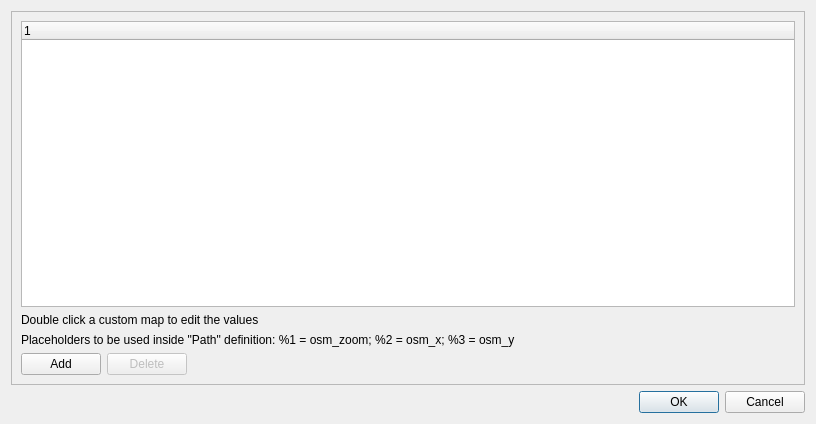
Qt form src/IDlgMapOSMConfig.ui (ntruchsess/QLandkarteGT) before a commit.
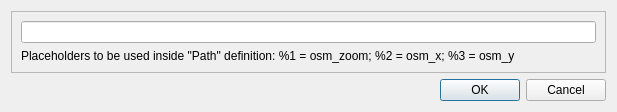
The same form after that commit.

Patch:
```diff
--- a/src/IDlgMapOSMConfig.ui
+++ b/src/IDlgMapOSMConfig.ui
@@ -6,8 +6,8 @@
    <rect>
     <x>0</x>
     <y>0</y>
-    <width>816</width>
-    <height>424</height>
+    <width>617</width>
+    <height>93</height>
    </rect>
   </property>
   <property name="windowTitle">
@@ -24,20 +24,7 @@
      </property>
      <layout class="QVBoxLayout" name="verticalLayout_2">
       <item>
-       <widget class="QTreeWidget" name="mapsTreeWidget">
-        <column>
-         <property name="text">
-          <string notr="true">1</string>
-         </property>
-        </column>
-       </widget>
-      </item>
-      <item>
-       <widget class="QLabel" name="label_2">
-        <property name="text">
-         <string>Double click a custom map to edit the values</string>
-        </property>
-       </widget>
+       <widget class="QLineEdit" name="lineUrl"/>
       </item>
       <item>
        <widget class="QLabel" name="label">
@@ -46,40 +33,6 @@
         </property>
        </widget>
       </item>
-      <item>
-       <layout class="QHBoxLayout" name="horizontalLayout">
-        <item>
-         <widget class="QPushButton" name="pbAdd">
-          <property name="text">
-           <string>Add</string>
-          </property>
-         </widget>
-        </item>
-        <item>
-         <widget class="QPushButton" name="pbDelete">
-          <property name="enabled">
-           <bool>false</bool>
-          </property>
-          <property name="text">
-           <string>Delete</string>
-          </property>
-         </widget>
-        </item>
-        <item>
-         <spacer name="horizontalSpacer">
-          <property name="orientation">
-           <enum>Qt::Horizontal</enum>
-          </property>
-          <property name="sizeHint" stdset="0">
-           <size>
-            <width>40</width>
-            <height>20</height>
-           </size>
-          </property>
-         </spacer>
-        </item>
-       </layout>
-      </item>
      </layout>
     </widget>
    </item>
```
Left out of the diff: 32 changed lines with no effect on the pictures.
